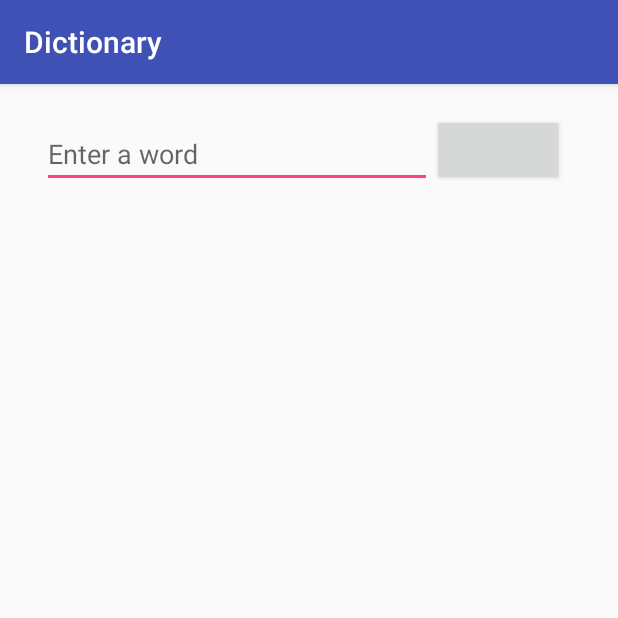
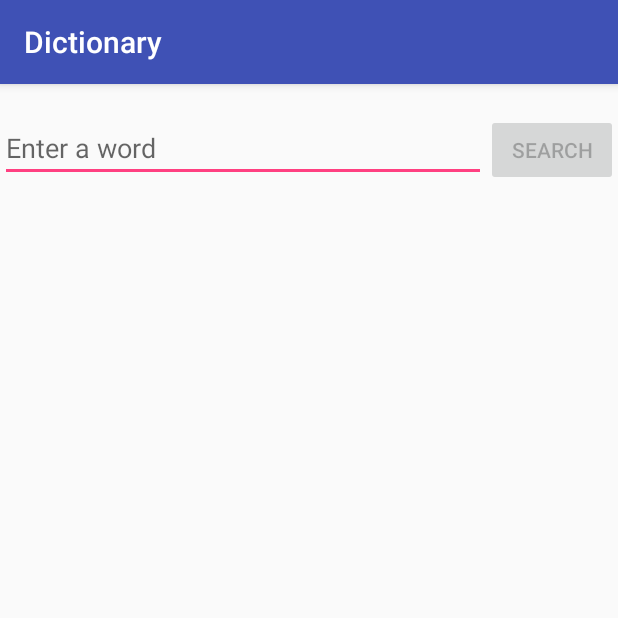
Before and after one commit to masoudsol/Dictionary, an Android app: the screen it shows after launch (DictionaryActivity), on a phone screen of 412 x 824 dp, the top half of it. Run offline under Robolectric (Android 15) with nearby library versions, the phone set to English and light mode, and no system bars; our stand-ins replace Volley.

Commit message:
added sort functuonality

```diff
--- a/app/src/main/java/com/dictionary/modules/models/DefinitionsModel.java
+++ b/app/src/main/java/com/dictionary/modules/models/DefinitionsModel.java
@@ -4,9 +4,9 @@ import java.io.Serializable;
 import java.util.List;
 
 public class DefinitionsModel implements Serializable {
-    private List<DefinitionModel> definitionModels;
+    private List<DefinitionModel> list;
 
     public List<DefinitionModel> getDefinitionModels() {
-        return definitionModels;
+        return list;
     }
 }
--- a/app/src/main/java/com/dictionary/modules/viewmodels/DictionaryViewModel.java
+++ b/app/src/main/java/com/dictionary/modules/viewmodels/DictionaryViewModel.java
@@ -8,11 +8,12 @@ import android.support.annotation.NonNull;
 
 import java.util.List;
 
+import com.dictionary.modules.models.DefinitionModel;
 import com.dictionary.modules.repository.Repository;
 import com.services.APIServices;
 
 public class DictionaryViewModel extends AndroidViewModel {
-    private MutableLiveData<List<String>> definitionMutableLiveData;
+    private MutableLiveData<List<DefinitionModel>> definitionMutableLiveData;
     private Repository repo = Repository.getInstance();
     private APIServices apiServices;
 
@@ -25,17 +26,28 @@ public class DictionaryViewModel extends AndroidViewModel {
     }
 
     public void getDefinition(String word) {
+        List<DefinitionModel> definitions = repo.getDefinitions(word);
+
+        //Check to see if we have the definition cached
+        if (definitions != null) {
+            definitionMutableLiveData.postValue(definitions);
+        } else {
             apiServices.getDefinition(word, new APIServices.CompletionListener() {
                 @Override
                 public void onCompletion(Boolean success, Exception error) {
                     if (success) {
-                    definitionMutableLiveData.postValue(repo.getCurrencyNames());
+                        definitionMutableLiveData.postValue(repo.getDefinitions());
                     }
                 }
             });
         }
+    }
 
-    public LiveData<List<String>> getDefinitionLiveData() {
+    public LiveData<List<DefinitionModel>> getDefinitionLiveData() {
         return definitionMutableLiveData;
     }
+
+    public void sort() {
+        repo.sort();
     }
+}
--- a/app/src/main/java/com/dictionary/modules/views/DictionaryActivity.java
+++ b/app/src/main/java/com/dictionary/modules/views/DictionaryActivity.java
@@ -2,48 +2,97 @@ package com.dictionary.modules.views;
 
 import android.arch.lifecycle.Observer;
 import android.arch.lifecycle.ViewModelProviders;
+import android.content.Context;
 import android.os.Bundle;
 import android.support.annotation.Nullable;
 import android.support.v4.app.ActivityCompat;
 import android.support.v7.app.AppCompatActivity;
+import android.support.v7.widget.LinearLayoutManager;
+import android.support.v7.widget.RecyclerView;
+import android.text.Editable;
+import android.text.TextWatcher;
+import android.view.Menu;
+import android.view.MenuInflater;
+import android.view.MenuItem;
 import android.view.View;
-import android.widget.ArrayAdapter;
+import android.view.inputmethod.InputMethodManager;
+import android.widget.Button;
 import android.widget.EditText;
+import android.widget.ProgressBar;
 
 import java.util.List;
 
 import com.dictionary.R;
+import com.dictionary.modules.Adapters.ListRecyclerAdapter;
+import com.dictionary.modules.models.DefinitionModel;
 import com.dictionary.modules.viewmodels.DictionaryViewModel;
 
 public class DictionaryActivity extends AppCompatActivity implements ActivityCompat.OnRequestPermissionsResultCallback {
 
     private DictionaryViewModel dictionaryViewModel;
-    private ArrayAdapter<String> adapter;
+    private ListRecyclerAdapter mAdapter;
     private EditText inputText;
+    private Button searchButton;
+    private ProgressBar progressBar;
+    private boolean sortVisible = false;
 
     @Override
     protected void onCreate(@Nullable Bundle savedInstanceState) {
         super.onCreate(savedInstanceState);
         setContentView(R.layout.activity_main);
 
+        mAdapter = new ListRecyclerAdapter();
+
+        RecyclerView recyclerView = findViewById(R.id.recyclerview);
+        recyclerView.setHasFixedSize(true);
+        recyclerView.setLayoutManager(new LinearLayoutManager(this));
+        recyclerView.setAdapter(mAdapter);
+
         dictionaryViewModel = ViewModelProviders.of(this).get(DictionaryViewModel.class);
-        dictionaryViewModel.getDefinitionLiveData().observe(this,new Observer<List<String>>() {
+        dictionaryViewModel.getDefinitionLiveData().observe(this,new Observer<List<DefinitionModel>>() {
             @Override
-            public void onChanged(@Nullable List<String> currencyModels) {
-                adapter = new ArrayAdapter<String>(DictionaryActivity.this, R.layout.support_simple_spinner_dropdown_item, currencyModels);
+            public void onChanged(@Nullable List<DefinitionModel> definitions) {
+                mAdapter.setDefinitionModels(definitions);
+                mAdapter.notifyDataSetChanged();
+                progressBar.setVisibility(View.GONE);
+                sortVisible = true;
+                invalidateOptionsMenu();
+            }
+        });
+
+        inputText = findViewById(R.id.edittext);
+        inputText.addTextChangedListener(new TextWatcher() {
+            @Override
+            public void beforeTextChanged(CharSequence charSequence, int i, int i1, int i2) {
+
+            }
+
+            @Override
+            public void onTextChanged(CharSequence charSequence, int i, int i1, int i2) {
+                int textlength = charSequence.length();
+                if (textlength==1) {
+                    searchButton.setEnabled(true);
+                } else if (textlength == 0) {
+                    searchButton.setEnabled(false);
+                }
+            }
+
+            @Override
+            public void afterTextChanged(Editable editable) {
 
             }
         });
 
-        inputText = findViewById(R.id.edittext);
-
-        findViewById(R.id.button).setOnClickListener(new View.OnClickListener() {
+        searchButton = findViewById(R.id.button);
+        searchButton.setOnClickListener(new View.OnClickListener() {
             @Override
             public void onClick(View view) {
-                dictionaryViewModel.getDefinition(inputText.toString());
+                fetchDefinition();
+
             }
         });
 
+        progressBar = findViewById(R.id.progress_bar);
     }
 
     @Override
@@ -51,5 +100,28 @@ public class DictionaryActivity extends AppCompatActivity implements ActivityCom
         super.onDestroy();
 
         dictionaryViewModel.getDefinitionLiveData().removeObservers(this);
+        searchButton.setOnClickListener(null);
+    }
+
+    private void fetchDefinition(){
+        InputMethodManager imm = (InputMethodManager)getSystemService(Context.INPUT_METHOD_SERVICE);
+        imm.hideSoftInputFromWindow(inputText.getWindowToken(), 0);
+        progressBar.setVisibility(View.VISIBLE);
+        dictionaryViewModel.getDefinition(inputText.getText().toString());
+    }
+
+    @Override
+    public boolean onCreateOptionsMenu(Menu menu) {
+        MenuInflater inflater = getMenuInflater();
+        inflater.inflate(R.menu.sort_menu, menu);
+        menu.getItem(0).setVisible(sortVisible);
+        return super.onCreateOptionsMenu(menu);
+    }
+
+    @Override
+    public boolean onOptionsItemSelected(MenuItem item) {
+        dictionaryViewModel.sort();
+        fetchDefinition();
+        return true;
     }
 }
--- a/app/src/main/res/layout/activity_main.xml
+++ b/app/src/main/res/layout/activity_main.xml
@@ -4,29 +4,30 @@
     android:layout_width="match_parent"
     android:layout_height="match_parent"
     xmlns:app="http://schemas.android.com/apk/res-auto"
-    android:orientation="vertical">
+    android:orientation="vertical"
+    android:layout_marginTop="20dp">
 
     <EditText
         android:id="@+id/edittext"
         android:layout_width="0dp"
         android:layout_height="wrap_content"
         android:layout_centerHorizontal="true"
-        android:layout_marginStart="28dp"
-        android:layout_marginTop="24dp"
         android:hint="Enter a word"
-        android:inputType="numberDecimal"
         app:layout_constraintEnd_toStartOf="@+id/button"
         app:layout_constraintStart_toStartOf="parent"
-        app:layout_constraintTop_toTopOf="parent" />
+        app:layout_constraintTop_toTopOf="parent"
+        android:singleLine="true"
+        android:imeOptions="actionDone"
+        />
 
     <Button
         android:id="@+id/button"
         android:layout_width="wrap_content"
         android:layout_height="wrap_content"
-        android:layout_marginTop="20dp"
-        android:layout_marginEnd="36dp"
-        app:layout_constraintRight_toRightOf="parent"
-        app:layout_constraintTop_toTopOf="parent" />
+        app:layout_constraintEnd_toEndOf="parent"
+        app:layout_constraintTop_toTopOf="parent"
+        android:text="Search"
+        android:enabled="false"/>
 
     <ProgressBar
         android:id="@+id/progress_bar"
@@ -34,7 +35,7 @@
         android:layout_height="wrap_content"
         android:layout_centerHorizontal="true"
         android:layout_centerVertical="true"
-        android:visibility="invisible"
+        android:visibility="gone"
         app:layout_constraintBottom_toBottomOf="parent"
         app:layout_constraintEnd_toEndOf="parent"
         app:layout_constraintStart_toStartOf="parent"
@@ -45,7 +46,8 @@
         android:layout_height="0dp"
         app:layout_constraintBottom_toBottomOf="parent"
         app:layout_constraintTop_toBottomOf="@+id/edittext"
-        tools:layout_editor_absoluteX="-16dp" />
+        tools:layout_editor_absoluteX="-16dp"
+        android:id="@+id/recyclerview"/>
 
 
 </android.support.constraint.ConstraintLayout>
--- /dev/null
+++ b/app/src/main/res/menu/sort_menu.xml
@@ -0,0 +1,7 @@
+<?xml version="1.0" encoding="utf-8"?>
+<menu xmlns:android="http://schemas.android.com/apk/res/android"
+    xmlns:app="http://schemas.android.com/apk/res-auto">
+    <item android:id="@+id/sort"
+        android:title="Sort by Thumbsup"
+        app:showAsAction="always"/>
+</menu>
--- a/app/src/main/res/values/colors.xml
+++ b/app/src/main/res/values/colors.xml
@@ -6,4 +6,5 @@
     <color name="black">#000000</color>
     <color name="white">#ffffff</color>
     <color name="armygreen">#008304</color>
+    <color name="grey">#A5A5A5</color>
 </resources>
```
Also changed, not shown: app/src/main/java/com/dictionary/modules/Adapters/ListRecyclerAdapter.java (added, +57 -0 lines), app/src/main/java/com/dictionary/modules/models/DefinitionModel.java (+3 -67 lines), app/src/main/java/com/dictionary/modules/repository/Repository.java (+21 -37 lines), app/src/main/java/com/services/APIServices.java (+16 -2 lines), app/src/main/res/layout/layout_definition_list_item.xml (added, +39 -0 lines), app/src/main/res/drawable/thumsup.png (added), 2 other files. Lines whose indentation alone changed are shown as unchanged.
